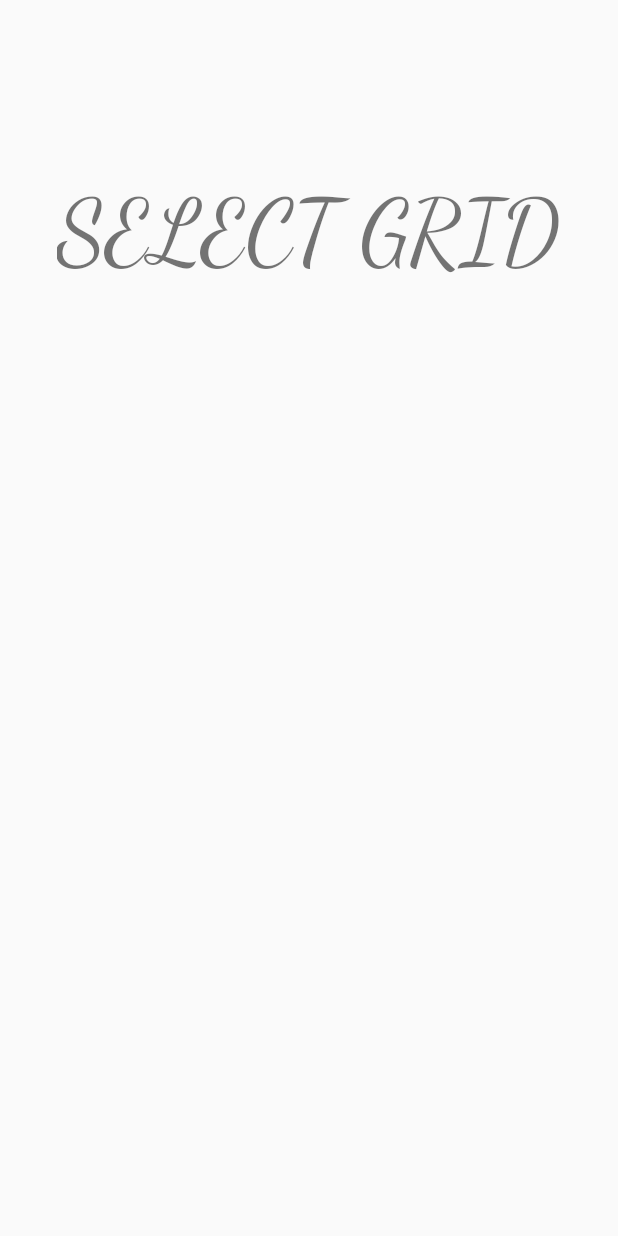
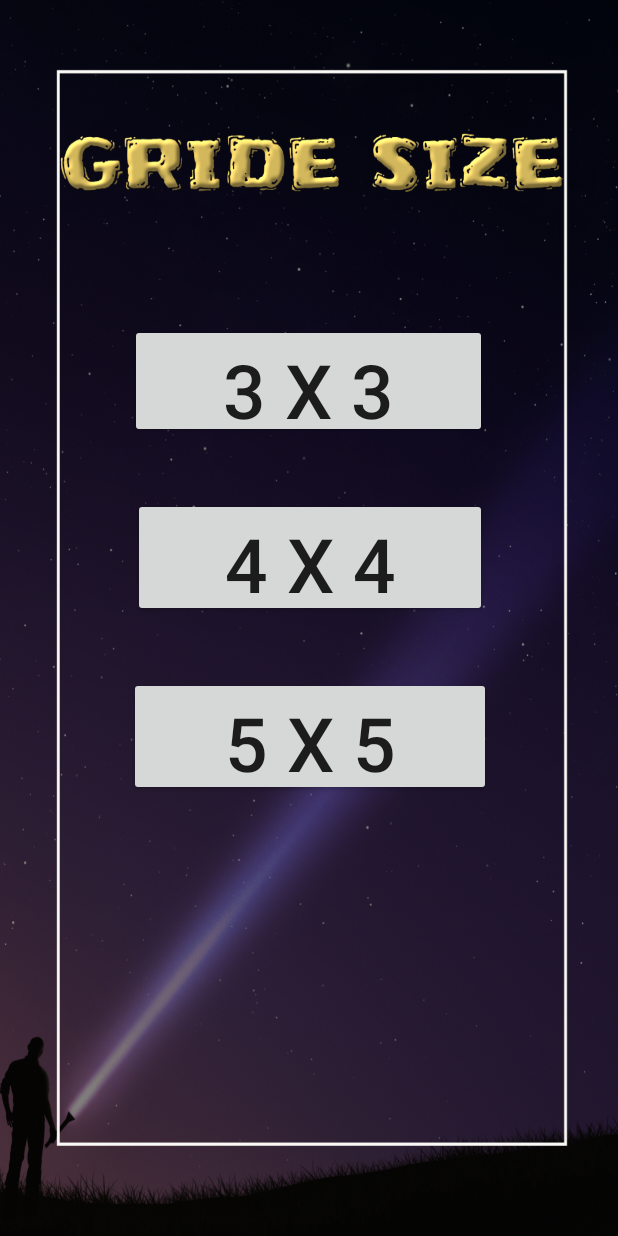
Before and after one commit to samuelsunvold/475-Project, an Android app: the GridActivity screen opened directly, with no data from a screen before it, on a phone screen of 412 x 824 dp. Run offline under Robolectric (Android 15) with nearby library versions, the phone set to English and light mode, and no system bars; Roboto replaces fonts that are not available here.

Commit message:
GridSize Screen Added

```diff
--- a/SquareOff/app/src/main/AndroidManifest.xml
+++ b/SquareOff/app/src/main/AndroidManifest.xml
@@ -9,6 +9,9 @@
         android:roundIcon="@mipmap/ic_launcher_round"
         android:supportsRtl="true"
         android:theme="@style/AppTheme">
+        <activity
+            android:name=".UI.SelectPlayersActivity"
+            android:exported="false" />
         <activity
             android:name=".UI.TutorialActivity"
             android:exported="false" />
--- a/SquareOff/app/src/main/java/cmsc/com/squareoff/UI/GridActivity.java
+++ b/SquareOff/app/src/main/java/cmsc/com/squareoff/UI/GridActivity.java
@@ -2,15 +2,56 @@ package cmsc.com.squareoff.UI;
 
 import androidx.appcompat.app.AppCompatActivity;
 
+import android.content.Intent;
 import android.os.Bundle;
+import android.view.View;
+import android.widget.Button;
 
 import cmsc.com.squareoff.R;
 
 public class GridActivity extends AppCompatActivity {
 
+    Button threeByThree;
+    Button fourByFour;
+    Button fiveByFive;
+
     @Override
     protected void onCreate(Bundle savedInstanceState) {
         super.onCreate(savedInstanceState);
         setContentView(R.layout.activity_grid);
+
+        // this will take to the selectPlayers
+        threeByThree = findViewById(R.id.btn33);
+        threeByThree.setOnClickListener(new View.OnClickListener() {
+            @Override
+            public void onClick(View v) {
+
+                Intent loadSelectPlayersActivity = new Intent(GridActivity.this, SelectPlayersActivity.class);
+                startActivity(loadSelectPlayersActivity);
+
+            }
+        });
+
+        // THIS WILL ALSO TAKE TO SELECT PLAYERS SCREEN
+
+        fourByFour = findViewById(R.id.btn44);
+        fourByFour.setOnClickListener(new View.OnClickListener() {
+            @Override
+            public void onClick(View v) {
+                Intent  loadSelectPlayersActivity = new Intent(GridActivity.this, SelectPlayersActivity.class);
+                startActivity(loadSelectPlayersActivity);
+            }
+        });
+
+        // this will take take to
+        fiveByFive = findViewById(R.id.btn55);
+        fiveByFive.setOnClickListener(new View.OnClickListener() {
+            @Override
+            public void onClick(View v) {
+                Intent  loadSelectPlayersActivity = new Intent(GridActivity.this, SelectPlayersActivity.class);
+                startActivity(loadSelectPlayersActivity);
+            }
+        });
+
     }
 }
--- a/SquareOff/app/src/main/res/layout/activity_grid.xml
+++ b/SquareOff/app/src/main/res/layout/activity_grid.xml
@@ -2,23 +2,54 @@
 <androidx.constraintlayout.widget.ConstraintLayout xmlns:android="http://schemas.android.com/apk/res/android"
     xmlns:app="http://schemas.android.com/apk/res-auto"
     xmlns:tools="http://schemas.android.com/tools"
+    android:background="@drawable/grid_background1"
     android:layout_width="match_parent"
     android:layout_height="match_parent"
     tools:context=".UI.GridActivity">
 
-    <TextView
-        android:id="@+id/textView2"
-        android:layout_width="wrap_content"
-        android:layout_height="wrap_content"
-        android:layout_marginStart="163dp"
-        android:layout_marginTop="99dp"
-        android:layout_marginEnd="164dp"
-        android:layout_marginBottom="613dp"
-        android:fontFamily="cursive"
-        android:text="SELECT GRID"
-        android:textSize="60sp"
+    <Button
+        android:id="@+id/btn33"
+        android:layout_width="238dp"
+        android:layout_height="76dp"
+        android:layout_marginStart="8dp"
+        android:layout_marginTop="216dp"
+        android:layout_marginEnd="8dp"
+        android:text="3 x 3"
+        android:textAlignment="center"
+        android:textSize="50sp"
+        app:layout_constraintEnd_toEndOf="parent"
+        app:layout_constraintHorizontal_bias="0.496"
+        app:layout_constraintStart_toStartOf="parent"
+        app:layout_constraintTop_toTopOf="parent" />
+
+    <Button
+        android:id="@+id/btn44"
+        android:layout_width="236dp"
+        android:layout_height="79dp"
+        android:layout_marginStart="8dp"
+        android:layout_marginTop="40dp"
+        android:layout_marginEnd="8dp"
+        android:text="4 X 4"
+        android:textSize="50sp"
+        app:layout_constraintEnd_toEndOf="parent"
+        app:layout_constraintHorizontal_bias="0.503"
+        app:layout_constraintStart_toStartOf="parent"
+        app:layout_constraintTop_toBottomOf="@+id/btn33" />
+
+    <Button
+        android:id="@+id/btn55"
+        android:layout_width="241dp"
+        android:layout_height="79dp"
+        android:layout_marginStart="8dp"
+        android:layout_marginTop="40dp"
+        android:layout_marginEnd="8dp"
+        android:layout_marginBottom="207dp"
+        android:text="5 X 5"
+        android:textSize="50sp"
         app:layout_constraintBottom_toBottomOf="parent"
         app:layout_constraintEnd_toEndOf="parent"
+        app:layout_constraintHorizontal_bias="0.506"
         app:layout_constraintStart_toStartOf="parent"
-        app:layout_constraintTop_toTopOf="parent" />
+        app:layout_constraintTop_toBottomOf="@+id/btn44"
+        app:layout_constraintVertical_bias="0.0" />
 </androidx.constraintlayout.widget.ConstraintLayout>
--- a/SquareOff/app/src/main/res/layout/activity_home.xml
+++ b/SquareOff/app/src/main/res/layout/activity_home.xml
@@ -18,7 +18,7 @@
         app:layout_constraintHorizontal_bias="0.36"
         app:layout_constraintStart_toStartOf="parent"
         app:layout_constraintTop_toTopOf="@+id/imageView"
-        app:layout_constraintVertical_bias="0.19"
+        app:layout_constraintVertical_bias="0.2"
         app:srcCompat="@drawable/trans_app_icon" />
 
     <ImageView
@@ -38,7 +38,7 @@
         android:layout_marginTop="76dp"
         android:contentDescription="Start"
         android:scaleType="centerCrop"
-        android:src="@drawable/start_button"
+        android:src="@drawable/start_button1"
         app:layout_constraintEnd_toEndOf="parent"
         app:layout_constraintHorizontal_bias="0.6"
         app:layout_constraintStart_toStartOf="parent"
@@ -50,7 +50,7 @@
         android:layout_width="381dp"
         android:layout_height="150dp"
         android:scaleType="centerCrop"
-        android:src="@drawable/tutorial_button"
+        android:src="@drawable/tutorial_button1"
         app:layout_constraintEnd_toEndOf="parent"
         app:layout_constraintHorizontal_bias="0.604"
         app:layout_constraintStart_toStartOf="parent"
--- a/SquareOff/app/src/main/res/mipmap-anydpi-v26/ic_launcher.xml
+++ b/SquareOff/app/src/main/res/mipmap-anydpi-v26/ic_launcher.xml
@@ -1,5 +1,5 @@
 <?xml version="1.0" encoding="utf-8"?>
 <adaptive-icon xmlns:android="http://schemas.android.com/apk/res/android">
-    <background android:drawable="@color/white" />
-    <foreground android:drawable="@drawable/trans_app_icon" />
+    <background android:drawable="@color/teal_700" />
+    <foreground android:drawable="@drawable/trans_apps_icon1" />
 </adaptive-icon>
--- a/SquareOff/app/src/main/res/mipmap-anydpi-v26/ic_launcher_round.xml
+++ b/SquareOff/app/src/main/res/mipmap-anydpi-v26/ic_launcher_round.xml
@@ -1,5 +1,5 @@
 <?xml version="1.0" encoding="utf-8"?>
 <adaptive-icon xmlns:android="http://schemas.android.com/apk/res/android">
-    <background android:drawable="@color/black" />
-    <foreground android:drawable="@drawable/trans_app_icon" />
+    <background android:drawable="@color/teal_700" />
+    <foreground android:drawable="@drawable/trans_apps_icon1" />
 </adaptive-icon>
```
Also changed, not shown: SquareOff/app/src/main/java/cmsc/com/squareoff/UI/SelectPlayersActivity.java (added, +23 -0 lines), SquareOff/app/src/main/res/layout/activity_select_players.xml (added, +30 -0 lines), SquareOff/app/src/main/res/drawable/grid_background.jpg (added), SquareOff/app/src/main/res/drawable/grid_background1.jpg (added), SquareOff/app/src/main/res/drawable/start_button1.png (added), SquareOff/app/src/main/res/drawable/trans_apps_icon1.png (added), SquareOff/app/src/main/res/drawable/tutorial_button1.png (added).
